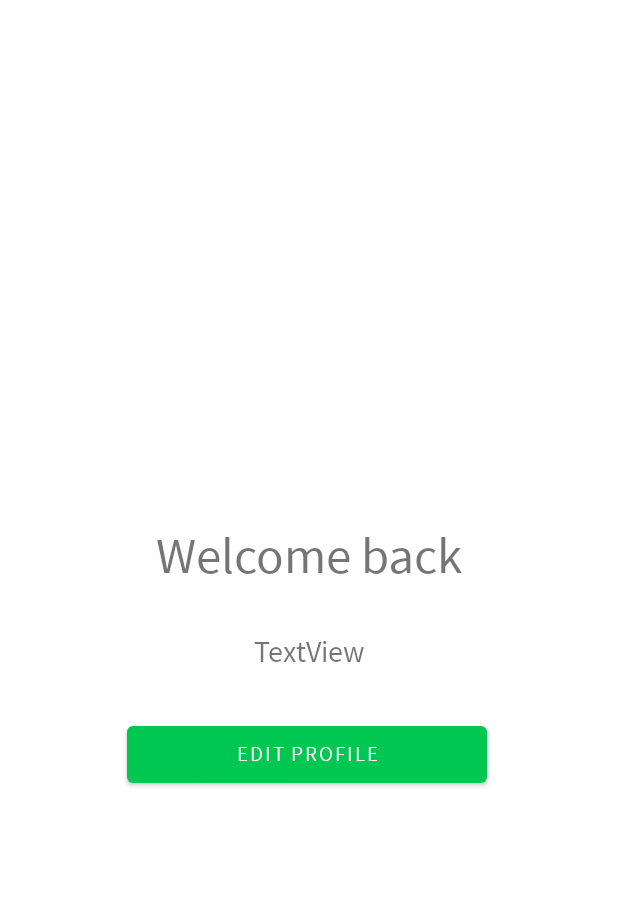
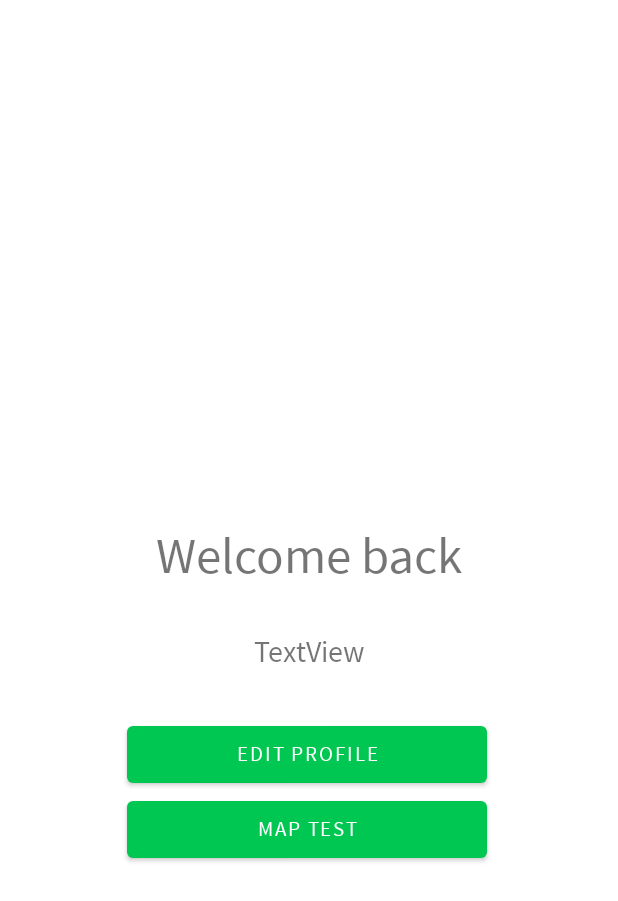
Before and after one commit to MatteoFilosa/easyEvent, an Android app: the layout activity_main.xml on its own in the app's theme, with its tools: preview values and no code run, on a phone screen of 412 x 824 dp. Shown: the top 901 px of the screen. Run offline under Robolectric (Android 15) with nearby library versions, the phone set to English and light mode, and no system bars.

Commit message:
map test

```diff
--- a/app/build.gradle
+++ b/app/build.gradle
@@ -33,6 +33,9 @@ android {
     }
     kotlinOptions {
         jvmTarget = '1.8'
+    }
+    buildFeatures {
+        viewBinding true
     }
 }
 apply plugin: 'kotlin-kapt' //Glide
@@ -75,6 +78,7 @@ dependencies {
     implementation 'com.google.firebase:firebase-database-ktx:20.0.3'
     implementation 'com.google.firebase:firebase-storage-ktx:20.0.0'
     implementation 'com.google.firebase:firebase-firestore-ktx:24.0.0'
+    implementation 'com.google.android.gms:play-services-maps:18.0.2'
     testImplementation 'junit:junit:4.+'
     androidTestImplementation 'androidx.test.ext:junit:1.1.2'
     androidTestImplementation 'androidx.test.espresso:espresso-core:3.3.0'
--- a/app/src/main/res/layout/activity_main.xml
+++ b/app/src/main/res/layout/activity_main.xml
@@ -42,4 +42,15 @@
         app:layout_constraintStart_toStartOf="parent"
         app:layout_constraintTop_toBottomOf="@+id/user"
         app:layout_constraintVertical_bias="0.093" />
+
+    <com.google.android.material.button.MaterialButton
+        android:id="@+id/maptest_button"
+        android:layout_width="240dp"
+        android:layout_height="50dp"
+        android:text="@string/map_test"
+        app:layout_constraintEnd_toEndOf="parent"
+        app:layout_constraintHorizontal_bias="0.491"
+        app:layout_constraintStart_toStartOf="parent"
+        app:layout_constraintTop_toBottomOf="@+id/editprofile_button"
+        app:layout_constraintVertical_bias="0.093" />
 </androidx.constraintlayout.widget.ConstraintLayout>
--- a/app/src/main/res/values/strings.xml
+++ b/app/src/main/res/values/strings.xml
@@ -28,5 +28,7 @@
     <string name="save_preferences">Save preferences</string>
     <string name="reset_psw">Please enter a valid email address.\n We\'ll provide you a link to reset your password.</string>
     <string name="my_events">My events</string>
+    <string name="title_activity_maps">MapsActivity</string>
+    <string name="map_test">Map test</string>
 
 </resources>
```
Also changed, not shown: app/src/debug/res/values/google_maps_api.xml (added, +24 -0 lines), app/src/main/AndroidManifest.xml (+23 -0 lines), app/src/main/java/com/example/easyEvent/MainActivity.kt (+10 -0 lines), app/src/main/java/com/example/easyEvent/MapsActivity.kt (added, +48 -0 lines), app/src/main/res/layout/activity_maps.xml (added, +9 -0 lines), 1 other file.
